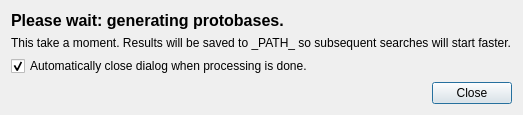
Cubitect/cubiomes-viewer, file protobasedialog.ui: the form before one commit.
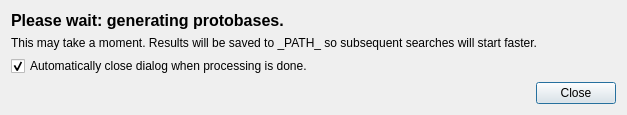
The form after the commit.

Commit message: Made structure tool button selection easier to see.

```diff
--- a/protobasedialog.ui
+++ b/protobasedialog.ui
@@ -2,6 +2,14 @@
 <ui version="4.0">
  <class>ProtoBaseDialog</class>
  <widget class="QDialog" name="ProtoBaseDialog">
+  <property name="geometry">
+   <rect>
+    <x>0</x>
+    <y>0</y>
+    <width>627</width>
+    <height>113</height>
+   </rect>
+  </property>
   <property name="windowTitle">
    <string>Generating Protobases</string>
   </property>
@@ -16,7 +24,7 @@
    <item>
     <widget class="QLabel" name="label">
      <property name="text">
-      <string>This take a moment. Results will be saved to _PATH_ so subsequent searches will start faster.</string>
+      <string>This may take a moment. Results will be saved to _PATH_ so subsequent searches will start faster.</string>
      </property>
     </widget>
    </item>
```
The commit also changes 3 other files.
